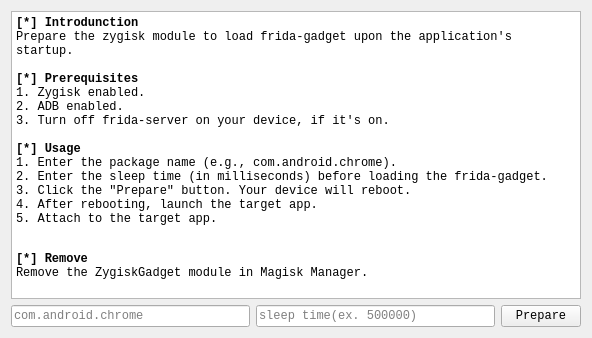
This is gadget_win.ui in hackcatml/mlviewer as Qt 5 draws it before an edit. The edited form follows.
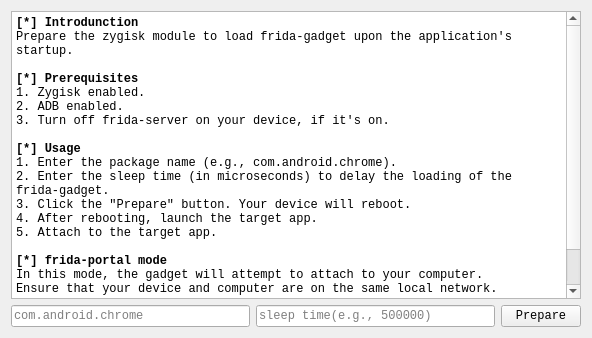
This is the edited form.

What changed in the file:
```diff
--- a/gadget_win.ui
+++ b/gadget_win.ui
@@ -45,10 +45,14 @@
 &lt;p style=&quot;-qt-paragraph-type:empty; margin-top:0px; margin-bottom:0px; margin-left:0px; margin-right:0px; -qt-block-indent:0; text-indent:0px;&quot;&gt;&lt;br /&gt;&lt;/p&gt;
 &lt;p style=&quot; margin-top:0px; margin-bottom:0px; margin-left:0px; margin-right:0px; -qt-block-indent:0; text-indent:0px;&quot;&gt;&lt;span style=&quot; font-weight:700;&quot;&gt;[*] Usage&lt;/span&gt;&lt;/p&gt;
 &lt;p style=&quot; margin-top:0px; margin-bottom:0px; margin-left:0px; margin-right:0px; -qt-block-indent:0; text-indent:0px;&quot;&gt;1. Enter the package name (e.g., com.android.chrome).&lt;/p&gt;
-&lt;p style=&quot; margin-top:0px; margin-bottom:0px; margin-left:0px; margin-right:0px; -qt-block-indent:0; text-indent:0px;&quot;&gt;2. Enter the sleep time (in milliseconds) before loading the frida-gadget.&lt;/p&gt;
+&lt;p style=&quot; margin-top:0px; margin-bottom:0px; margin-left:0px; margin-right:0px; -qt-block-indent:0; text-indent:0px;&quot;&gt;2. Enter the sleep time (in microseconds) to delay the loading of the frida-gadget.&lt;/p&gt;
 &lt;p style=&quot; margin-top:0px; margin-bottom:0px; margin-left:0px; margin-right:0px; -qt-block-indent:0; text-indent:0px;&quot;&gt;3. Click the &amp;quot;Prepare&amp;quot; button. Your device will reboot.&lt;/p&gt;
 &lt;p style=&quot; margin-top:0px; margin-bottom:0px; margin-left:0px; margin-right:0px; -qt-block-indent:0; text-indent:0px;&quot;&gt;4. After rebooting, launch the target app.&lt;/p&gt;
-&lt;p style=&quot; margin-top:0px; margin-bottom:12px; margin-left:0px; margin-right:0px; -qt-block-indent:0; text-indent:0px;&quot;&gt;5. Attach to the target app.&lt;/p&gt;
+&lt;p style=&quot; margin-top:0px; margin-bottom:0px; margin-left:0px; margin-right:0px; -qt-block-indent:0; text-indent:0px;&quot;&gt;5. Attach to the target app.&lt;/p&gt;
+&lt;p style=&quot;-qt-paragraph-type:empty; margin-top:0px; margin-bottom:0px; margin-left:0px; margin-right:0px; -qt-block-indent:0; text-indent:0px;&quot;&gt;&lt;br /&gt;&lt;/p&gt;
+&lt;p style=&quot; margin-top:0px; margin-bottom:0px; margin-left:0px; margin-right:0px; -qt-block-indent:0; text-indent:0px;&quot;&gt;&lt;span style=&quot; font-weight:700;&quot;&gt;[*] frida-portal mode&lt;/span&gt;&lt;/p&gt;
+&lt;p style=&quot; margin-top:0px; margin-bottom:0px; margin-left:0px; margin-right:0px; -qt-block-indent:0; text-indent:0px;&quot;&gt;In this mode, the gadget will attempt to attach to your computer. &lt;/p&gt;
+&lt;p style=&quot; margin-top:0px; margin-bottom:0px; margin-left:0px; margin-right:0px; -qt-block-indent:0; text-indent:0px;&quot;&gt;Ensure that your device and computer are on the same local network.&lt;/p&gt;
 &lt;p style=&quot;-qt-paragraph-type:empty; margin-top:0px; margin-bottom:0px; margin-left:0px; margin-right:0px; -qt-block-indent:0; text-indent:0px;&quot;&gt;&lt;br /&gt;&lt;/p&gt;
 &lt;p style=&quot; margin-top:0px; margin-bottom:0px; margin-left:0px; margin-right:0px; -qt-block-indent:0; text-indent:0px;&quot;&gt;&lt;span style=&quot; font-weight:700;&quot;&gt;[*] Remove&lt;/span&gt;&lt;/p&gt;
 &lt;p style=&quot; margin-top:0px; margin-bottom:0px; margin-left:0px; margin-right:0px; -qt-block-indent:0; text-indent:0px;&quot;&gt;Remove the ZygiskGadget module in Magisk Manager.&lt;/p&gt;&lt;/body&gt;&lt;/html&gt;</string>
@@ -93,7 +97,7 @@
       <string/>
      </property>
      <property name="placeholderText">
-      <string>sleep time(ex. 500000)</string>
+      <string>sleep time(e.g., 500000)</string>
      </property>
     </widget>
    </item>
```
